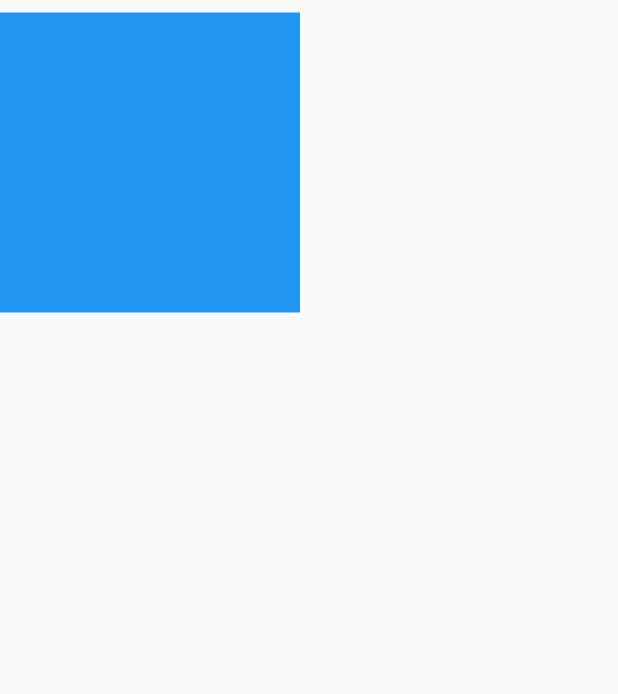
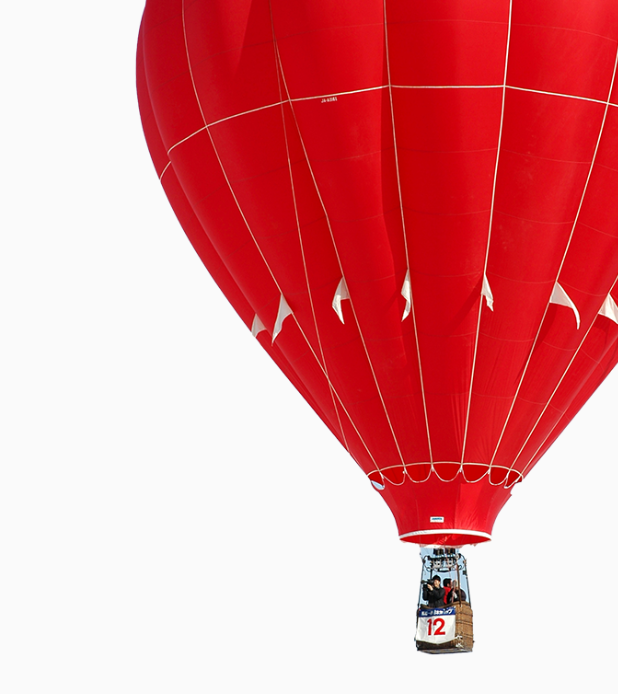
Before and after one commit to aman1210/FlutterUIChallenge, a Flutter app: the screen it shows after launch, on a phone screen of 412 x 824 dp. Shown: the top 694 px of the screen. Run offline on Flutter 3.47's test engine with Material 2 defaults, Android fonts, the phone set to English and light mode, and no system bars; our stand-ins replace carousel_slider, line_awesome_icons, simple_animations.

Commit message:
code refining

```diff
--- a/BalloonAnimation/lib/homepage.dart
+++ b/BalloonAnimation/lib/homepage.dart
@@ -1,3 +1,4 @@
+import 'package:BalloonAnimation/widgets.dart/balloon.dart';
 import 'package:flutter/material.dart';
 
 class HomePage extends StatefulWidget {
@@ -5,77 +6,14 @@ class HomePage extends StatefulWidget {
   _HomePageState createState() => _HomePageState();
 }
 
-class _HomePageState extends State<HomePage> with TickerProviderStateMixin {
-  AnimationController controller;
-  AnimationController controller2;
-  Animation<double> slideAnimation;
-  Animation<double> sizeAnimation;
-
-  double balloonbottomlocation;
-
-  @override
-  void initState() {
-    super.initState();
-    controller =
-        AnimationController(vsync: this, duration: Duration(seconds: 2));
-    controller2 =
-        AnimationController(vsync: this, duration: Duration(seconds: 3));
-  }
-
-  @override
-  void didChangeDependencies() {
-    super.didChangeDependencies();
-    balloonbottomlocation = MediaQuery.of(context).size.height - 200;
-    slideAnimation =
-        Tween<double>(begin: balloonbottomlocation, end: 0).animate(
-      controller,
-    )..addListener(() {
-            setState(() {});
-          });
-    sizeAnimation = Tween<double>(begin: 50, end: 200).animate(controller)
-      ..addListener(() {
-        setState(() {});
-      })
-      ..addStatusListener((status) {
-        if (controller.status == AnimationStatus.completed) {
-          print('hello');
-          slideAnimation = Tween<double>(begin: 0, end: 50).animate(controller2)
-            ..addListener(() {
-              setState(() {});
-            })
-            ..addStatusListener((status) {
-              if (status == AnimationStatus.completed) {
-                controller2.reverse();
-              } else if (status == AnimationStatus.dismissed) {
-                controller2.forward();
-              }
-            });
-          controller2.forward();
-        }
-      });
-    controller.forward();
-  }
-
-  @override
-  void dispose() {
-    super.dispose();
-    controller.dispose();
-  }
-
+class _HomePageState extends State<HomePage> {
   @override
   Widget build(BuildContext context) {
     return Scaffold(
         body: Stack(
       overflow: Overflow.visible,
       children: [
-        Positioned(
-          top: slideAnimation.value,
-          child: Container(
-            height: sizeAnimation.value,
-            width: sizeAnimation.value,
-            color: Colors.blue,
-          ),
-        )
+        Balloon(),
       ],
     ));
   }
--- /dev/null
+++ b/BalloonAnimation/lib/widgets.dart/balloon.dart
@@ -0,0 +1,83 @@
+import 'package:flutter/material.dart';
+
+class Balloon extends StatefulWidget {
+  @override
+  _BalloonState createState() => _BalloonState();
+}
+
+class _BalloonState extends State<Balloon> with TickerProviderStateMixin {
+  AnimationController controller;
+  AnimationController controller2;
+  Animation<double> slideAnimation;
+  Animation<double> sizeAnimation;
+  Animation<double> opacityAnimation;
+
+  double balloonbottomlocation;
+  @override
+  void initState() {
+    super.initState();
+    controller =
+        AnimationController(vsync: this, duration: Duration(seconds: 2));
+    controller2 =
+        AnimationController(vsync: this, duration: Duration(seconds: 3));
+  }
+
+  @override
+  void didChangeDependencies() {
+    super.didChangeDependencies();
+    balloonbottomlocation = MediaQuery.of(context).size.height / 3;
+    opacityAnimation = Tween<double>(begin: 0.0, end: 1.0).animate(
+        CurvedAnimation(
+            parent: controller, curve: Interval(0, 0.5, curve: Curves.easeIn)));
+    sizeAnimation = Tween<double>(begin: 50, end: 400).animate(controller)
+      ..addListener(() {
+        setState(() {});
+      })
+      ..addStatusListener((status) {
+        if (controller.status == AnimationStatus.completed) {
+          print('hello');
+          slideAnimation = Tween<double>(begin: 0, end: 50).animate(controller2)
+            ..addListener(() {
+              setState(() {});
+            })
+            ..addStatusListener((status) {
+              if (status == AnimationStatus.completed) {
+                controller2.reverse();
+              } else if (status == AnimationStatus.dismissed) {
+                controller2.forward();
+              }
+            });
+          controller2.forward();
+        }
+      });
+    controller.forward();
+  }
+
+  @override
+  void dispose() {
+    super.dispose();
+    controller.dispose();
+  }
+
+  @override
+  Widget build(BuildContext context) {
+    return Positioned(
+      bottom: controller.status == AnimationStatus.completed
+          ? balloonbottomlocation - slideAnimation.value
+          : balloonbottomlocation,
+      // left: 100,
+      child: Opacity(
+        opacity: opacityAnimation.value,
+        child: Container(
+          // width: sizeAnimation.value,
+          height: 800,
+          width: 600,
+          alignment: Alignment.bottomCenter,
+          // color: Colors.blue,
+          child: Image.asset('assets/hot_air_balloon.png',
+              height: sizeAnimation.value * 1.75),
+        ),
+      ),
+    );
+  }
+}
```
